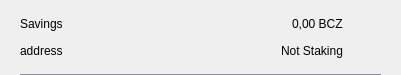
Old version of the form src/qt/bcz/forms/csrow.ui in the repository SpecialCoins/bitcoincz.
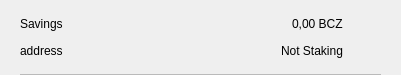
New version of the form. Icons and pictures are not drawn.

Patch:
```diff
--- a/src/qt/bcz/forms/csrow.ui
+++ b/src/qt/bcz/forms/csrow.ui
@@ -192,7 +192,7 @@
       </size>
      </property>
      <property name="styleSheet">
-      <string notr="true">background-color:#908c96;</string>
+      <string notr="true">background-color:#bababa;</string>
      </property>
      <property name="text">
       <string/>
```
Left out of the diff: 6 changed lines with no effect on the pictures.
